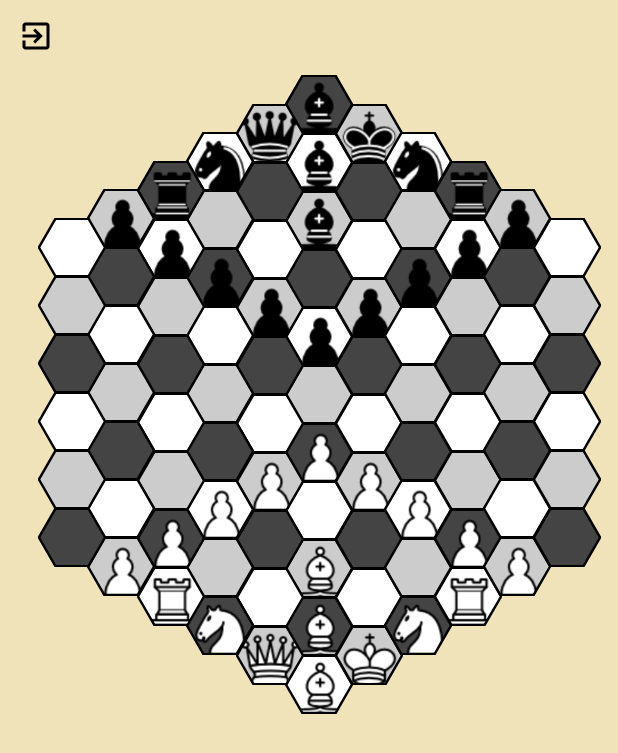
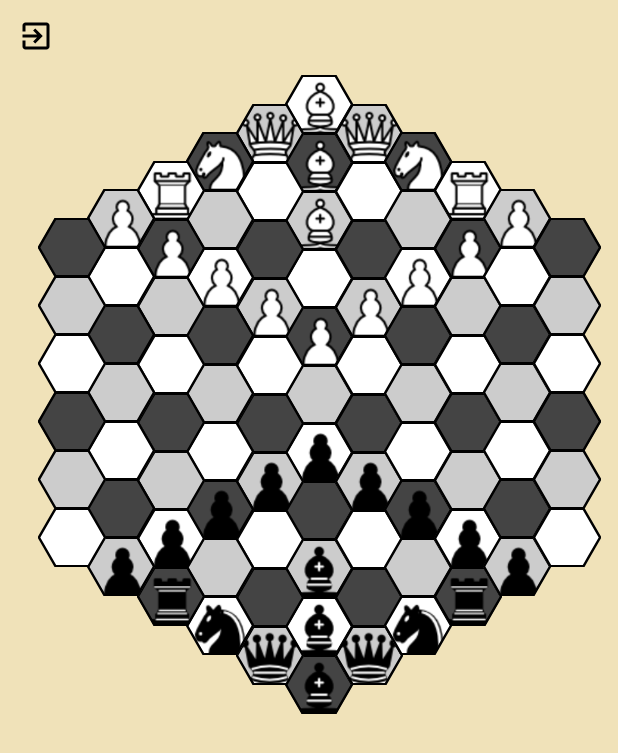
Before and after one commit to maks-lukianenko/hex_chess, an Android app built with Jetpack Compose: the screen it shows after launch (MainActivity), on a phone screen of 412 x 824 dp. Shown: the top 753 px of the screen. Run offline under Robolectric (Android 15) with nearby library versions, the light colour scheme and no system bars.

Commit message:
Added waiting handling in gameManager and fixed drawing board for black

```diff
--- a/app/src/main/java/com/example/hexchess/backend/gamemanager/GameManager.kt
+++ b/app/src/main/java/com/example/hexchess/backend/gamemanager/GameManager.kt
@@ -10,15 +10,18 @@ import okhttp3.WebSocketListener
 import okio.ByteString
 import org.json.JSONObject
 
-private const val TAG = "Game Client"
+private const val TAG = "Game Manager"
 
 class GameManager {
     private val client = OkHttpClient()
     private var webSocket: WebSocket? = null
-    private val board = Board()
+    val board = Board()
 
     fun connectToGame(gameCode: String) {
-        val request = Request.Builder().url("ws://192.168.56.1:8000/ws/games/$gameCode/").build()
+        val token = "eyJhbGciOiJIUzI1NiIsInR5cCI6IkpXVCJ9.eyJ0b2tlbl90eXBlIjoiYWNjZXNzIiwiZXhwIjoxNzMxNDY5NTc1LCJpYXQiOjE3MzE0MjYzNzUsImp0aSI6IjQzMzAwYzQ3MTJkZTQyOTk5M2M3ODU4NTlkMTBiYzkxIiwidXNlcl9pZCI6M30.JF1yx9dNC8jLZ66Nje6ZPN9fpMWQuFbig6d0OsF5pzs"
+        val request = Request.Builder().url("ws://192.168.56.1:8000/ws/games/match/")
+            .addHeader("Authorization", "Bearer $token")
+            .build()
         webSocket = client.newWebSocket(request, ChessWebSocketListener())
     }
 
@@ -40,10 +43,6 @@ class GameManager {
         webSocket?.send(moveJson.toString())
     }
 
-    fun getBoardState() : MutableList<MutableList<Piece?>> {
-        return board.cells
-    }
-
 
     // WebSocket Listener to handle messages from the server
     private inner class ChessWebSocketListener : WebSocketListener() {
@@ -54,15 +53,21 @@ class GameManager {
 
         override fun onMessage(webSocket: WebSocket, text: String) {
             val data = JSONObject(text)
-            when {
-                data.getString("type") == "error" -> {
+            when (data.getString("type")) {
+                "error" -> {
                     Log.d(TAG, "Error: ${data.getString("message")}")
                 }
-                data.getString("type") == "move_made" -> {
+                "move_made" -> {
                     val from = data.getString("from")
                     val to = data.getString("to")
                     Log.d(TAG, "Moved piece from $from to $to")
                     updateBoard(from, to)
+                }
+                "game_waiting" -> {
+                    val gameCode = data.getString("game_code")
+                    val playerColor = data.getString("player_color")
+                    Log.d(TAG, "Game with code $gameCode was created")
+                    Log.d(TAG, "Your color is $playerColor")
                 }
             }
             Log.d(TAG, "ON MESSAGE")
--- a/app/src/main/java/com/example/hexchess/frontend/onlinegame/OnlineGameScreen.kt
+++ b/app/src/main/java/com/example/hexchess/frontend/onlinegame/OnlineGameScreen.kt
@@ -63,6 +63,7 @@ fun OnlineGameScreen(navController: NavHostController = rememberNavController(),
         gameManager.connectToGame("a116c6")
     }
 
+    viewModel.boardUpdate(gameManager.board.cells)
     var chosenPosition by remember {
         mutableStateOf<Position?>(null)
     }
@@ -71,7 +72,11 @@ fun OnlineGameScreen(navController: NavHostController = rememberNavController(),
         chosenPosition = position
     }
 
-    viewModel.boardUpdate(gameManager.getBoardState())
+
+    LaunchedEffect(key1 = gameManager.board.cells) {
+        viewModel.boardUpdate(gameManager.board.cells)
+    }
+
     Box(modifier = Modifier
         .fillMaxSize()
         .background(Color(0xfff0e2b9)),
@@ -100,23 +105,24 @@ fun OnlineGameScreen(navController: NavHostController = rememberNavController(),
         }
         BoardColumn(columnIndex = 5, startColor = 0, top = startTop, start = centerX, size = size, columnCells = cells[5], setPosition, chosenPosition, gameManager)
         for (i in 1..5) {
+            val columnOffset = if (viewModel.color=="black") -i else i
             BoardColumn(
-                columnIndex = 5 + i,
+                columnIndex = 5 + columnOffset,
                 startColor = (6 - i),
                 top = startTop + (i * verticalPadding).dp,
                 start = centerX + (i * horizontalPadding).dp,
-                size = size, columnCells = cells[5 + i],
+                size = size, columnCells = cells[5 + columnOffset],
                 setPosition,
                 chosenPosition,
                 gameManager
             )
             BoardColumn(
-                columnIndex = 5 - i,
+                columnIndex = 5 + columnOffset,
                 startColor = (6 - i),
                 top = startTop + (i * verticalPadding).dp,
                 start = centerX - (i * horizontalPadding).dp,
                 size = size,
-                columnCells = cells[5 - i],
+                columnCells = cells[5 + columnOffset],
                 setPosition,
                 chosenPosition,
                 gameManager
@@ -174,7 +180,6 @@ fun PieceView(
                 if (chosenPosition != null && position in viewModel.availableMoves) {
                     val (fx, fy) = chosenPosition.getWithoutOffset()
                     gameManager.sendMove(fx, fy, x, y, "test") // TODO put username as parameter
-                    viewModel.boardUpdate(gameManager.getBoardState())
                     viewModel.availableMoves.clear()
                     Log.d(
                         TAG,
@@ -199,7 +204,7 @@ fun PieceView(
                     }
                     .size(sizeOfItem)
                     .clickable {
-                        Log.d(TAG, "IMAGE x:%d y:%d".format(position.x, position.y))
+                        Log.d(TAG, "IMAGE x:%d y:%d".format(x, y))
                         setPosition(position)
                         viewModel.updateAvailableMoves(gameManager.getAvailableMoves(position))
                     }
--- a/app/src/main/java/com/example/hexchess/frontend/onlinegame/OnlineGameViewModel.kt
+++ b/app/src/main/java/com/example/hexchess/frontend/onlinegame/OnlineGameViewModel.kt
@@ -13,7 +13,7 @@ private const val TAG = "Online Game View Model"
 class OnlineGameViewModel() : ViewModel() {
     var availableMoves = mutableStateListOf<Position?>(null)
     var cells = mutableStateListOf(mutableStateListOf<Piece?>(null))
-    val color = "white"
+    val color = "black"
 
 
 
```
